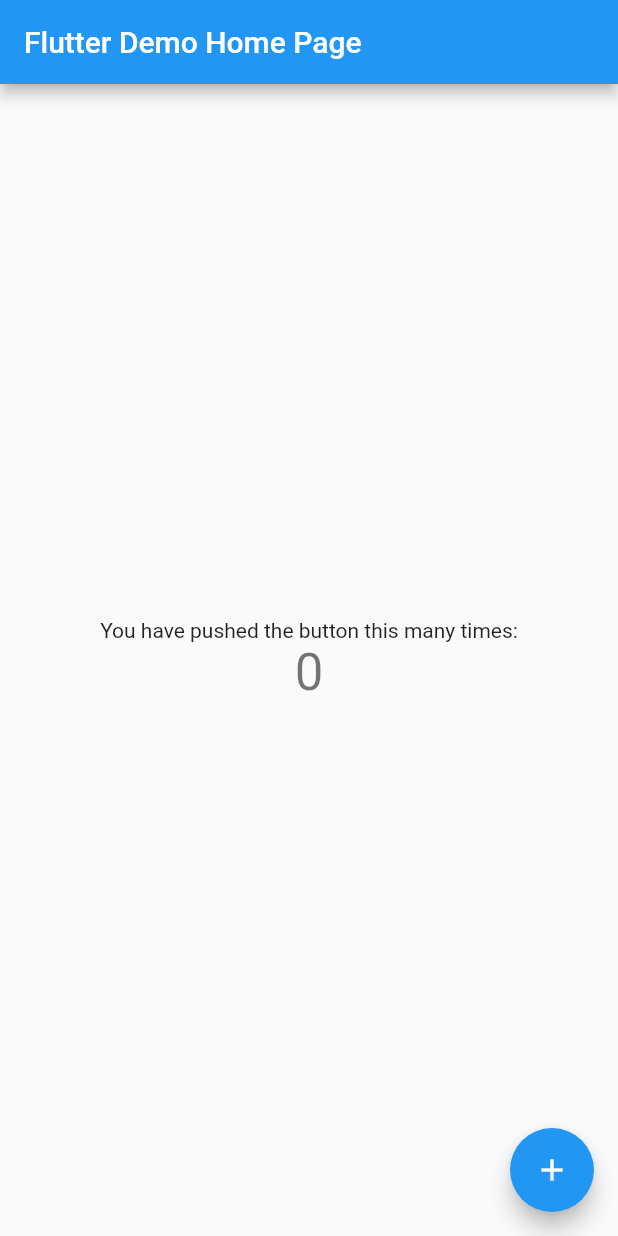
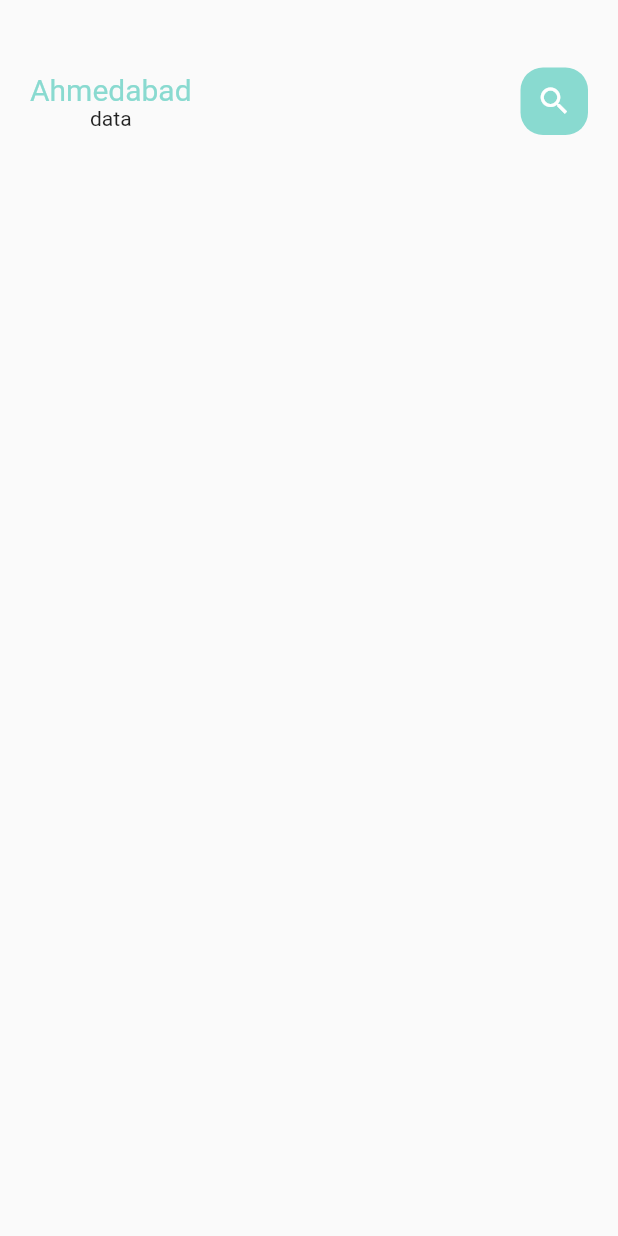
Before and after one commit to shravanEWW/food_app, a Flutter app: the screen it shows after launch, on a phone screen of 412 x 824 dp. Run offline on Flutter 3.47's test engine with Material 2 defaults, Android fonts, the phone set to English and light mode, and no system bars.

Commit message:
Image and font asset added

```diff
--- /dev/null
+++ b/lib/home/colors.dart
@@ -0,0 +1,10 @@
+import 'package:flutter/cupertino.dart';
+
+class AppColors{
+  static final Color textColor = const Color(0xFFccc7c5);
+  static final Color mainColor = const Color(0xFF89dad0);
+  //static final Color mainColor = const Color(0xFFfa7552);
+  static final Color iconColor = const Color(0xFFffd28d);
+  static final Color iconColor2 = const Color(0xFFfcab88);
+  static final Color mainBlackColor = const Color(0xFF332d2b);
+}
--- /dev/null
+++ b/lib/home/main_food_page.dart
@@ -0,0 +1,51 @@
+import 'package:flutter/cupertino.dart';
+import 'package:flutter/material.dart';
+import 'package:food_app/home/colors.dart';
+import 'package:food_app/widgets/big_text.dart';
+
+class MainFoodPage extends StatefulWidget {
+  const MainFoodPage({Key? key}) : super(key: key);
+
+  @override
+  State<MainFoodPage> createState() => _MainFoodPageState();
+}
+
+class _MainFoodPageState extends State<MainFoodPage> {
+  @override
+  Widget build(BuildContext context) {
+    return Scaffold(
+      body: Column(
+        children: [
+          Container(
+            child: Container(
+              margin: EdgeInsets.only(top: 45, bottom: 15),
+              padding: EdgeInsets.only(left: 20, right: 20),
+              child: Row(
+                mainAxisAlignment: MainAxisAlignment.spaceBetween,
+                children: [
+                  Column(
+                    children: [Bigtext(text: "Ahmedabad",color: AppColors.mainColor,), Text("data")],
+                  ),
+                  Center(
+                    child: Container(
+                      height: 45,
+                      width: 45,
+                      decoration: BoxDecoration(
+                        borderRadius: BorderRadius.circular(15),
+                        color: AppColors.mainColor,
+                      ),
+                      child: Icon(
+                        Icons.search,
+                        color: Colors.white,
+                      ),
+                    ),
+                  )
+                ],
+              ),
+            ),
+          )
+        ],
+      ),
+    );
+  }
+}
--- a/lib/main.dart
+++ b/lib/main.dart
@@ -1,7 +1,9 @@
 import 'package:flutter/material.dart';
+import 'package:food_app/home/main_food_page.dart';
 
 void main() {
   runApp(const MyApp());
+
 }
 
 class MyApp extends StatelessWidget {
@@ -11,105 +13,13 @@ class MyApp extends StatelessWidget {
   @override
   Widget build(BuildContext context) {
     return MaterialApp(
+      debugShowCheckedModeBanner: false,
       title: 'Flutter Demo',
       theme: ThemeData(
-        // This is the theme of your application.
-        //
-        // Try running your application with "flutter run". You'll see the
-        // application has a blue toolbar. Then, without quitting the app, try
-        // changing the primarySwatch below to Colors.green and then invoke
-        // "hot reload" (press "r" in the console where you ran "flutter run",
-        // or simply save your changes to "hot reload" in a Flutter IDE).
-        // Notice that the counter didn't reset back to zero; the application
-        // is not restarted.
+
         primarySwatch: Colors.blue,
       ),
-      home: const MyHomePage(title: 'Flutter Demo Home Page'),
+      home:  MainFoodPage(),
     );
   }
 }
-
-class MyHomePage extends StatefulWidget {
-  const MyHomePage({Key? key, required this.title}) : super(key: key);
-
-  // This widget is the home page of your application. It is stateful, meaning
-  // that it has a State object (defined below) that contains fields that affect
-  // how it looks.
-
-  // This class is the configuration for the state. It holds the values (in this
-  // case the title) provided by the parent (in this case the App widget) and
-  // used by the build method of the State. Fields in a Widget subclass are
-  // always marked "final".
-
-  final String title;
-
-  @override
-  State<MyHomePage> createState() => _MyHomePageState();
-}
-
-class _MyHomePageState extends State<MyHomePage> {
-  int _counter = 0;
-
-  void _incrementCounter() {
-    setState(() {
-      // This call to setState tells the Flutter framework that something has
-      // changed in this State, which causes it to rerun the build method below
-      // so that the display can reflect the updated values. If we changed
-      // _counter without calling setState(), then the build method would not be
-      // called again, and so nothing would appear to happen.
-      _counter++;
-    });
-  }
-
-  @override
-  Widget build(BuildContext context) {
-    // This method is rerun every time setState is called, for instance as done
-    // by the _incrementCounter method above.
-    //
-    // The Flutter framework has been optimized to make rerunning build methods
-    // fast, so that you can just rebuild anything that needs updating rather
-    // than having to individually change instances of widgets.
-    return Scaffold(
-      appBar: AppBar(
-        // Here we take the value from the MyHomePage object that was created by
-        // the App.build method, and use it to set our appbar title.
-        title: Text(widget.title),
-      ),
-      body: Center(
-        // Center is a layout widget. It takes a single child and positions it
-        // in the middle of the parent.
-        child: Column(
-          // Column is also a layout widget. It takes a list of children and
-          // arranges them vertically. By default, it sizes itself to fit its
-          // children horizontally, and tries to be as tall as its parent.
-          //
-          // Invoke "debug painting" (press "p" in the console, choose the
-          // "Toggle Debug Paint" action from the Flutter Inspector in Android
-          // Studio, or the "Toggle Debug Paint" command in Visual Studio Code)
-          // to see the wireframe for each widget.
-          //
-          // Column has various properties to control how it sizes itself and
-          // how it positions its children. Here we use mainAxisAlignment to
-          // center the children vertically; the main axis here is the vertical
-          // axis because Columns are vertical (the cross axis would be
-          // horizontal).
-          mainAxisAlignment: MainAxisAlignment.center,
-          children: <Widget>[
-            const Text(
-              'You have pushed the button this many times:',
-            ),
-            Text(
-              '$_counter',
-              style: Theme.of(context).textTheme.headline4,
-            ),
-          ],
-        ),
-      ),
-      floatingActionButton: FloatingActionButton(
-        onPressed: _incrementCounter,
-        tooltip: 'Increment',
-        child: const Icon(Icons.add),
-      ), // This trailing comma makes auto-formatting nicer for build methods.
-    );
-  }
-}
--- /dev/null
+++ b/lib/widgets/big_text.dart
@@ -0,0 +1,29 @@
+import 'package:flutter/cupertino.dart';
+
+class Bigtext extends StatelessWidget {
+  Color? color;
+  final String text;
+  double size;
+  TextOverflow overflow;
+
+  Bigtext(
+      {Key? key,
+      this.color = const Color(0xFF332d2b),
+      required this.text,
+      this.size = 20,
+      this.overflow = TextOverflow.ellipsis})
+      : super(key: key);
+
+  @override
+  Widget build(BuildContext context) {
+    return Text(
+      text,
+      overflow: overflow,
+      style: TextStyle(
+          fontFamily: 'Roboto',
+          color: color,
+          fontSize: size,
+          fontWeight: FontWeight.w400),
+    );
+  }
+}
```
Also changed, not shown: pubspec.yaml (+14 -13 lines), assets/fonts/Roboto-Black.ttf (added), assets/fonts/Roboto-Bold.ttf (added), assets/fonts/Roboto-Medium.ttf (added), assets/fonts/Roboto-Regular.ttf (added).
